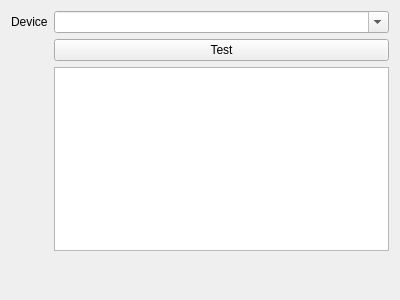
Old version of the form src/serialportsettingspage.ui in the repository Quick-Event/startertool.
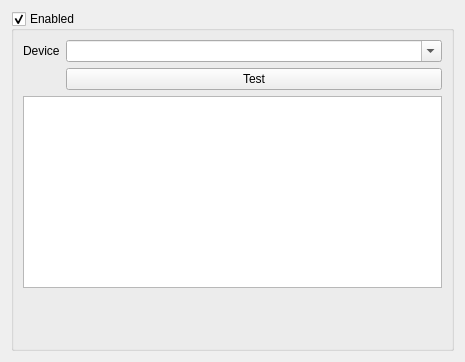
New version of the form.

Commit message: Simpler serial port support

What changed in the file:
```diff
--- a/src/serialportsettingspage.ui
+++ b/src/serialportsettingspage.ui
@@ -6,29 +6,38 @@
    <rect>
     <x>0</x>
     <y>0</y>
-    <width>400</width>
-    <height>300</height>
+    <width>465</width>
+    <height>362</height>
    </rect>
   </property>
   <property name="windowTitle">
    <string>Form</string>
   </property>
+  <layout class="QVBoxLayout" name="verticalLayout_2">
+   <item>
+    <widget class="QGroupBox" name="grpSerialPort">
+     <property name="title">
+      <string>Enabled</string>
+     </property>
+     <property name="checkable">
+      <bool>true</bool>
+     </property>
   <layout class="QFormLayout" name="formLayout">
-   <item row="0" column="0">
+      <item row="1" column="0">
     <widget class="QLabel" name="label">
      <property name="text">
       <string>Device</string>
      </property>
     </widget>
    </item>
-   <item row="0" column="1">
+      <item row="1" column="1">
     <widget class="QComboBox" name="lstDevice">
      <property name="editable">
       <bool>true</bool>
      </property>
     </widget>
    </item>
-   <item row="1" column="1">
+      <item row="2" column="1">
     <widget class="QPushButton" name="btTest">
      <property name="text">
       <string>Test</string>
@@ -38,10 +47,10 @@
      </property>
     </widget>
    </item>
-   <item row="2" column="1">
+      <item row="3" column="0" colspan="2">
     <widget class="QPlainTextEdit" name="txtError"/>
    </item>
-   <item row="3" column="1">
+      <item row="4" column="0">
     <spacer name="verticalSpacer">
      <property name="orientation">
       <enum>Qt::Vertical</enum>
@@ -53,6 +62,9 @@
       </size>
      </property>
     </spacer>
+      </item>
+     </layout>
+    </widget>
    </item>
   </layout>
  </widget>
```
Lines whose indentation alone changed are shown as unchanged. The commit also changes 6 other files.
